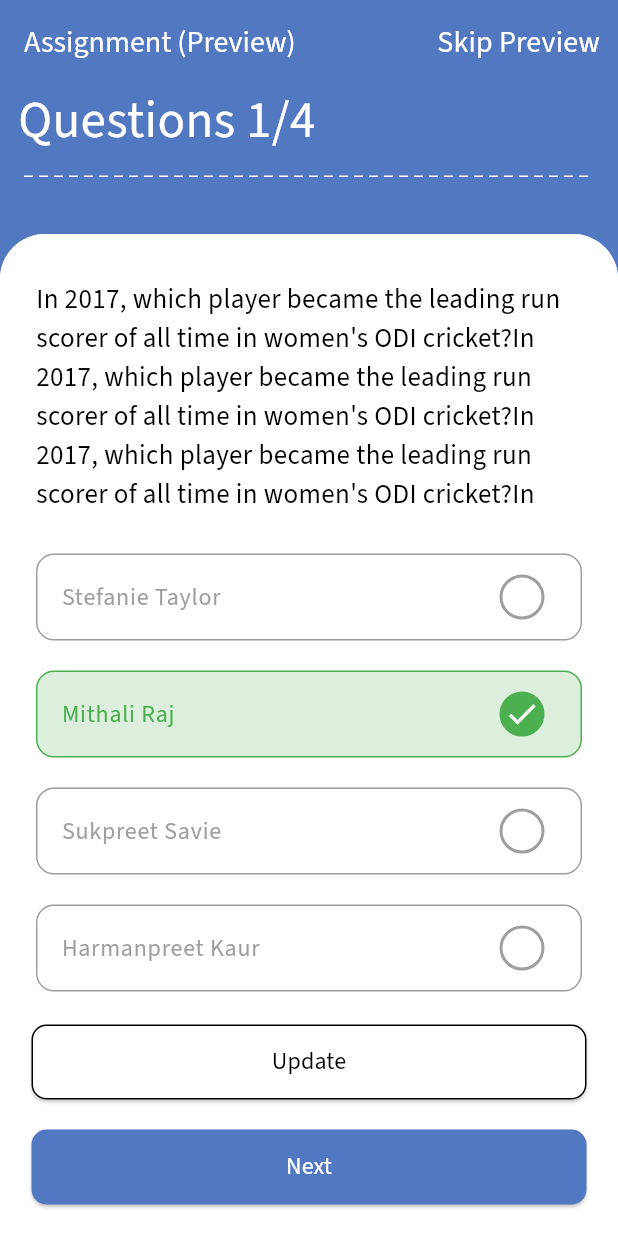
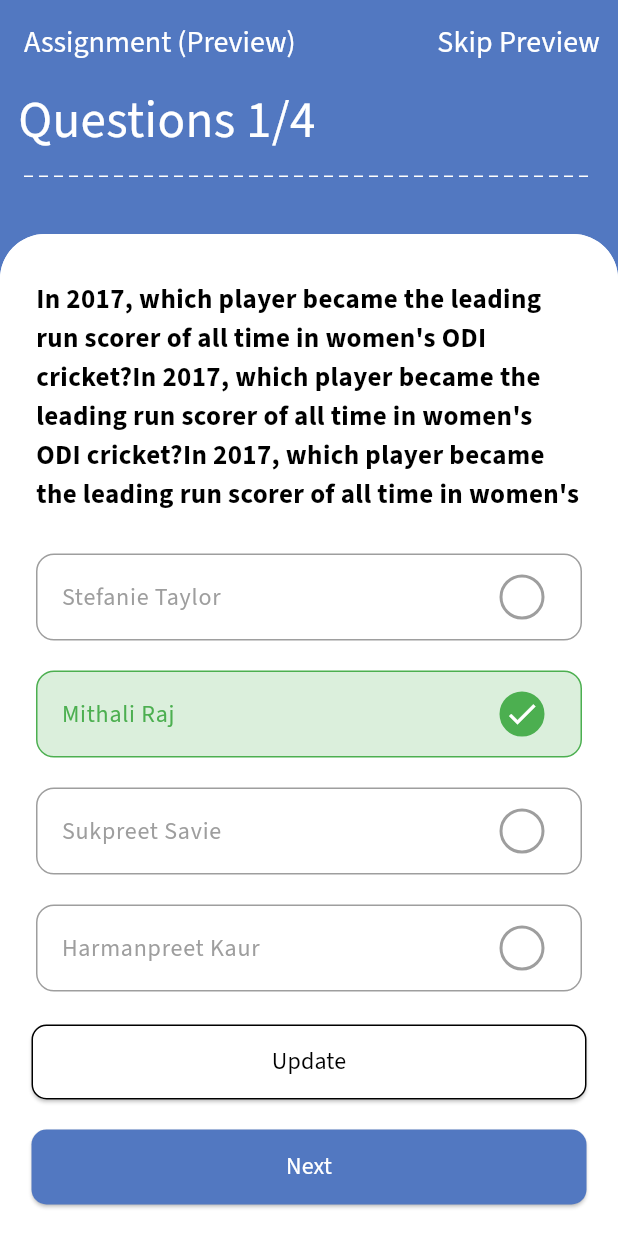
Before and after one commit to georgecabaccang/iskulapp-flutter, a Flutter app: the AssignmentPreviewPage screen opened directly, on a phone screen of 412 x 824 dp. Run offline on Flutter 3.47's test engine with Material 3 defaults, Android fonts, the phone set to English and light mode, and no system bars; drawn by our look-alikes of dotted_line; our stand-ins replace flutter_bloc, flutter_dotenv, flutter_secure_storage, flutter_spinkit, freezed_annotation, table_calendar; accounts and stored records are empty.

Commit message:
updated UIs

```diff
--- a/lib/pages/assignment/assignment_answers/widgets/assignment_card.dart
+++ b/lib/pages/assignment/assignment_answers/widgets/assignment_card.dart
@@ -233,7 +233,7 @@ class AssignmentCard extends StatelessWidget {
                               question['q'] ?? 'No question available',
                               style: bodyStyle().copyWith(
                                 fontSize: 18,
-                                fontWeight: FontWeight.w500,
+                                fontWeight: FontWeight.bold,
                               ),
                               textAlign: TextAlign.left,
                             ),
--- a/lib/pages/assignment/assignment_preview/widgets/assignment_card.dart
+++ b/lib/pages/assignment/assignment_preview/widgets/assignment_card.dart
@@ -137,7 +137,7 @@ class AssignmentCard extends StatelessWidget {
                       question['q'] ?? 'No question available',
                       style: bodyStyle().copyWith(
                         fontSize: 18,
-                        fontWeight: FontWeight.w500,
+                        fontWeight: FontWeight.bold,
                       ),
                       textAlign:
                           TextAlign.left, // Align text within the Text widget
```
